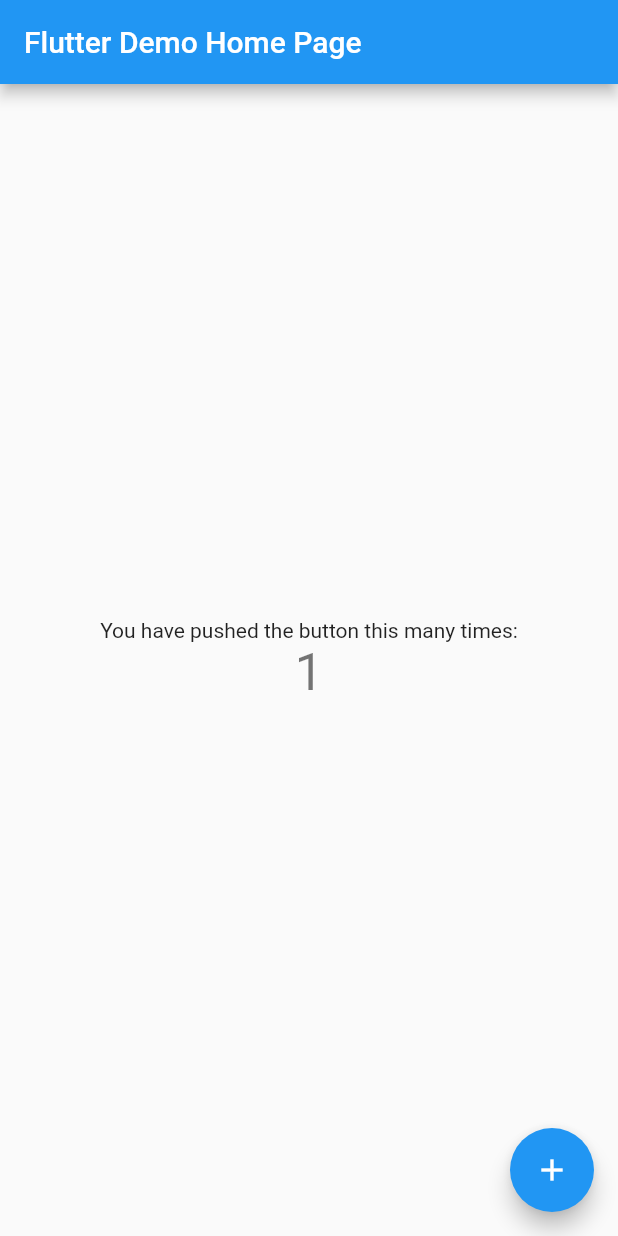
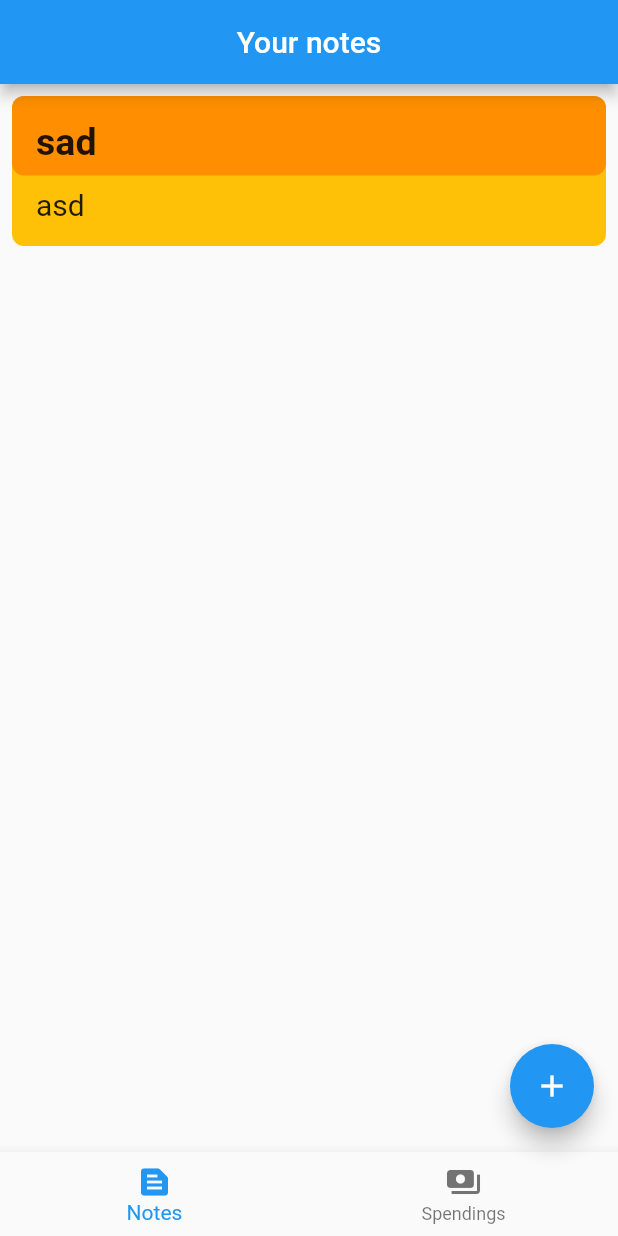
Before and after one commit to msjtw/listSplit, a Flutter app: the screen it shows after launch, after a tap on the "add" icon, on a phone screen of 412 x 824 dp. Run offline on Flutter 3.47's test engine with Material 2 defaults, Android fonts, the phone set to English and light mode, and no system bars.

Commit message:
adding const notes

```diff
--- a/lib/main.dart
+++ b/lib/main.dart
@@ -1,115 +1,40 @@
 import 'package:flutter/material.dart';
+import 'noteview.dart';
+import 'spendingview.dart';
 
 void main() {
-  runApp(const MyApp());
+  runApp(NotesApp());
 }
 
-class MyApp extends StatelessWidget {
-  const MyApp({super.key});
+class NotesApp extends StatefulWidget {
+  const NotesApp({super.key});
 
-  // This widget is the root of your application.
+  @override
+  State<NotesApp> createState() => _NotesAppState();
+}
+
+class _NotesAppState extends State<NotesApp> {
   @override
   Widget build(BuildContext context) {
-    return MaterialApp(
-      title: 'Flutter Demo',
-      theme: ThemeData(
-        // This is the theme of your application.
-        //
-        // Try running your application with "flutter run". You'll see the
-        // application has a blue toolbar. Then, without quitting the app, try
-        // changing the primarySwatch below to Colors.green and then invoke
-        // "hot reload" (press "r" in the console where you ran "flutter run",
-        // or simply save your changes to "hot reload" in a Flutter IDE).
-        // Notice that the counter didn't reset back to zero; the application
-        // is not restarted.
-        primarySwatch: Colors.blue,
-      ),
-      home: const MyHomePage(title: 'Flutter Demo Home Page'),
+    return const MaterialApp(
+      title: 'notes app',
+      home: HomePage(),
     );
   }
 }
 
-class MyHomePage extends StatefulWidget {
-  const MyHomePage({super.key, required this.title});
-
-  // This widget is the home page of your application. It is stateful, meaning
-  // that it has a State object (defined below) that contains fields that affect
-  // how it looks.
-
-  // This class is the configuration for the state. It holds the values (in this
-  // case the title) provided by the parent (in this case the App widget) and
-  // used by the build method of the State. Fields in a Widget subclass are
-  // always marked "final".
-
-  final String title;
+class HomePage extends StatefulWidget {
+  const HomePage({super.key});
 
   @override
-  State<MyHomePage> createState() => _MyHomePageState();
+  State<HomePage> createState() => _HomePageState();
 }
 
-class _MyHomePageState extends State<MyHomePage> {
-  int _counter = 0;
-
-  void _incrementCounter() {
-    setState(() {
-      // This call to setState tells the Flutter framework that something has
-      // changed in this State, which causes it to rerun the build method below
-      // so that the display can reflect the updated values. If we changed
-      // _counter without calling setState(), then the build method would not be
-      // called again, and so nothing would appear to happen.
-      _counter++;
-    });
-  }
-
+class _HomePageState extends State<HomePage> {
   @override
   Widget build(BuildContext context) {
-    // This method is rerun every time setState is called, for instance as done
-    // by the _incrementCounter method above.
-    //
-    // The Flutter framework has been optimized to make rerunning build methods
-    // fast, so that you can just rebuild anything that needs updating rather
-    // than having to individually change instances of widgets.
-    return Scaffold(
-      appBar: AppBar(
-        // Here we take the value from the MyHomePage object that was created by
-        // the App.build method, and use it to set our appbar title.
-        title: Text(widget.title),
-      ),
-      body: Center(
-        // Center is a layout widget. It takes a single child and positions it
-        // in the middle of the parent.
-        child: Column(
-          // Column is also a layout widget. It takes a list of children and
-          // arranges them vertically. By default, it sizes itself to fit its
-          // children horizontally, and tries to be as tall as its parent.
-          //
-          // Invoke "debug painting" (press "p" in the console, choose the
-          // "Toggle Debug Paint" action from the Flutter Inspector in Android
-          // Studio, or the "Toggle Debug Paint" command in Visual Studio Code)
-          // to see the wireframe for each widget.
-          //
-          // Column has various properties to control how it sizes itself and
-          // how it positions its children. Here we use mainAxisAlignment to
-          // center the children vertically; the main axis here is the vertical
-          // axis because Columns are vertical (the cross axis would be
-          // horizontal).
-          mainAxisAlignment: MainAxisAlignment.center,
-          children: <Widget>[
-            const Text(
-              'You have pushed the button this many times:',
-            ),
-            Text(
-              '$_counter',
-              style: Theme.of(context).textTheme.headline4,
-            ),
-          ],
-        ),
-      ),
-      floatingActionButton: FloatingActionButton(
-        onPressed: _incrementCounter,
-        tooltip: 'Increment',
-        child: const Icon(Icons.add),
-      ), // This trailing comma makes auto-formatting nicer for build methods.
+    return SafeArea(
+      child: NoteView(),
     );
   }
 }
--- /dev/null
+++ b/lib/noteview.dart
@@ -0,0 +1,90 @@
+import 'package:flutter/material.dart';
+
+List<Note> notes = [];
+
+class NoteView extends StatefulWidget {
+  const NoteView({super.key});
+
+  @override
+  State<NoteView> createState() => _NoteViewState();
+}
+
+class _NoteViewState extends State<NoteView> {
+  @override
+  Widget build(BuildContext context) {
+    return Scaffold(
+      appBar: AppBar(
+        title: const Center(child: Text('Your notes')),
+      ),
+      body: ListView.builder(
+        itemCount: notes.length,
+        itemBuilder: (BuildContext context, int index) {
+          return notes[index];
+        },
+      ),
+      floatingActionButton: FloatingActionButton(
+        onPressed: () => setState(() {
+          notes.add(Note(heading: 'sad', text: 'asd'));
+        }),
+        tooltip: 'add Note',
+        child: const Icon(Icons.add),
+      ),
+      bottomNavigationBar: BottomNavigationBar(
+        items: const <BottomNavigationBarItem>[
+          BottomNavigationBarItem(
+            icon: Icon(Icons.text_snippet),
+            label: 'Notes',
+          ),
+          BottomNavigationBarItem(
+            icon: Icon(Icons.payments),
+            label: 'Spendings',
+          ),
+        ],
+      ),
+    );
+  }
+}
+
+class Note extends StatelessWidget {
+  const Note({super.key, required this.heading, required this.text});
+
+  final String heading;
+  final String text;
+
+  @override
+  Widget build(BuildContext context) {
+    return Padding(
+      padding: const EdgeInsets.all(8.0),
+      child: Container(
+        decoration: BoxDecoration(
+          color: Colors.amber,
+          borderRadius: BorderRadius.circular(8),
+        ),
+        child: Column(
+          mainAxisSize: MainAxisSize.min,
+          crossAxisAlignment: CrossAxisAlignment.start,
+          children: [
+            Container(
+              decoration: BoxDecoration(
+                  color: Colors.amber[800],
+                  borderRadius: BorderRadius.circular(8)),
+              width: double.infinity,
+              padding: EdgeInsets.fromLTRB(16, 16, 16, 8),
+              child: Text(
+                heading,
+                style: TextStyle(fontSize: 25, fontWeight: FontWeight.bold),
+              ),
+            ),
+            Padding(
+              padding: const EdgeInsets.fromLTRB(16, 8, 16, 16),
+              child: Text(
+                text,
+                style: TextStyle(fontSize: 20),
+              ),
+            )
+          ],
+        ),
+      ),
+    );
+  }
+}
```
Also changed, not shown: codelab.dart (added, +201 -0 lines), lib/spendingview.dart (added, +26 -0 lines), pubspec.yaml (+4 -70 lines), pubspec.lock, 2 other files.
